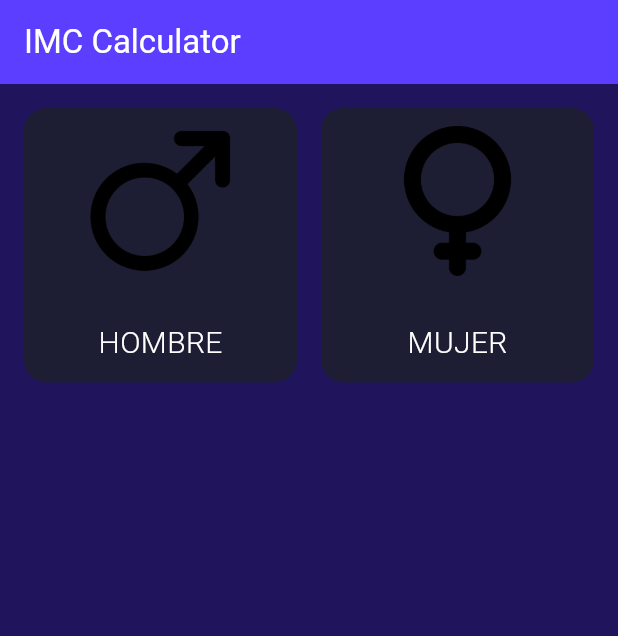
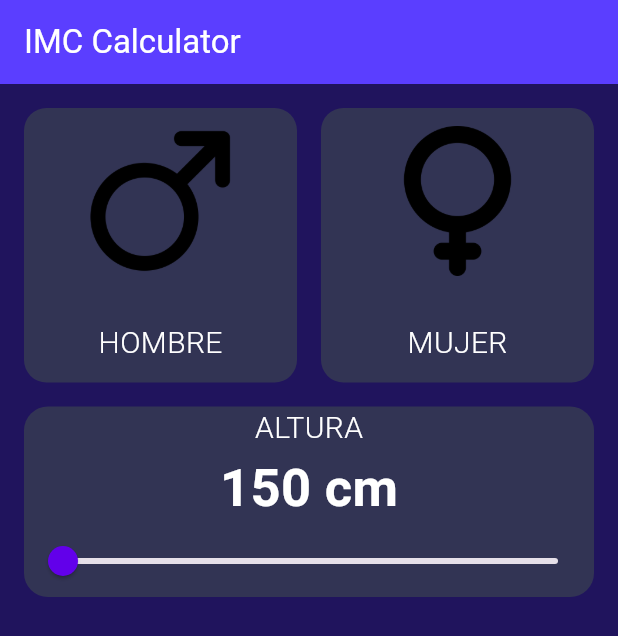
Before and after one commit to DanielGuzmanV/Proyecto-Flutter-IMCApp, a Flutter app: the screen it shows after launch, on a phone screen of 412 x 824 dp. Shown: the top 636 px of the screen. Run offline on Flutter 3.47's test engine with Material 3 defaults, Android fonts, the phone set to English and light mode, and no system bars.

Commit message:
height selector agregado y configuracion del app theme

```diff
--- /dev/null
+++ b/lib/components/height_selector.dart
@@ -0,0 +1,58 @@
+import 'package:flutter/material.dart';
+import 'package:imc_app/config/theme/app_theme.dart';
+import 'package:imc_app/config/theme/text_style.dart';
+
+class HeightSelector extends StatefulWidget {
+  const HeightSelector({super.key});
+
+  @override
+  State<HeightSelector> createState() => _HeightSelectorState();
+}
+
+class _HeightSelectorState extends State<HeightSelector> {
+  double height = 150;
+
+  @override
+  Widget build(BuildContext context) {
+    return Padding(
+      padding: const EdgeInsets.only(left: 16, right: 16),
+      child: Container(
+        decoration: BoxDecoration(
+          color: ThemeColor.backgroundComponent,
+          borderRadius: BorderRadius.circular(16)
+        ),
+        child: Column(
+          children: [
+            const Text(
+              'ALTURA',
+              style: ClaseTextStyles.bodyText,
+            ),
+
+            Text(
+              "${height.toStringAsFixed(0)} cm",
+              style: const TextStyle(
+                color: Colors.white,
+                fontSize: 35,
+                fontWeight: FontWeight.bold
+              ),
+            ),
+
+            Slider(
+              value: height,
+              onChanged: (valueHeight) {
+                setState(() {
+                  height = valueHeight;
+                });
+              },
+              min: 150,
+              max: 220,
+              divisions: 70,
+              label: "${height.toStringAsFixed(0)} cm",
+              activeColor: ThemeColor.accent,
+            ),
+          ]
+        ),
+      ),
+    );
+  }
+}
--- a/lib/config/theme/app_theme.dart
+++ b/lib/config/theme/app_theme.dart
@@ -9,7 +9,7 @@ class ThemeColor {
 
   // Colores del background:
   static const Color background = Color(0xFF20145D);
-  static const Color backgroundComponent = Color(0xFF1D1E33);
+  static const Color backgroundComponent = Color.fromARGB(255, 50, 52, 84);
   static const Color backgroundComponentSelected = Color(0xFF4F5488);
 
 }
--- a/lib/presentation/screens/imc_home.dart
+++ b/lib/presentation/screens/imc_home.dart
@@ -1,5 +1,6 @@
 import 'package:flutter/material.dart';
 import 'package:imc_app/components/gender_selector.dart';
+import 'package:imc_app/components/height_selector.dart';
 
 class ImcHomeScreen extends StatefulWidget {
   const ImcHomeScreen({super.key});
@@ -14,6 +15,7 @@ class _ImcHomeScreenState extends State<ImcHomeScreen> {
     return const Column(
       children: [
         GenderSelector(),
+        HeightSelector()
       ],
     );
   }
```
